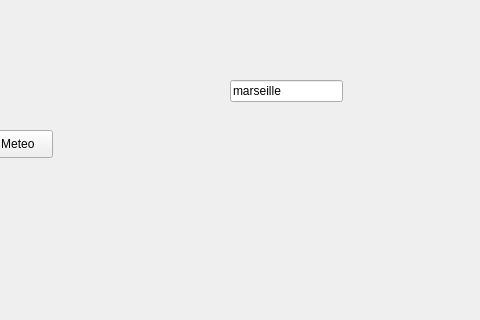
This is apiweb/mainwindow.ui in aiekick/ProjectStationMeteo as Qt 5 draws it before an edit; both pictures show x 320 to 800 and y 0 to 320 of the 800 by 600 pixel window. The edited form follows.
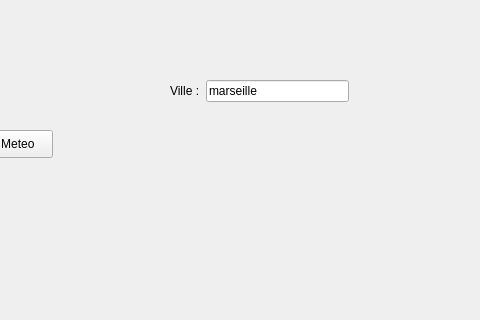
This is the edited form.

Commit message: creation classe recuperation donnee api openweathermap selon ville 2

What changed in the file:
```diff
--- a/apiweb/mainwindow.ui
+++ b/apiweb/mainwindow.ui
@@ -27,18 +27,31 @@
      <string>API Meteo</string>
     </property>
    </widget>
-   <widget class="QLineEdit" name="textville">
+   <widget class="QWidget" name="">
     <property name="geometry">
      <rect>
-      <x>550</x>
+      <x>490</x>
       <y>80</y>
-      <width>113</width>
-      <height>22</height>
+      <width>179</width>
+      <height>24</height>
      </rect>
     </property>
+    <layout class="QFormLayout" name="formLayout">
+     <item row="0" column="0">
+      <widget class="QLabel" name="label">
+       <property name="text">
+        <string>Ville :</string>
+       </property>
+      </widget>
+     </item>
+     <item row="0" column="1">
+      <widget class="QLineEdit" name="textville">
     <property name="text">
      <string>marseille</string>
     </property>
+      </widget>
+     </item>
+    </layout>
    </widget>
   </widget>
   <widget class="QMenuBar" name="menubar">
```
Lines whose indentation alone changed are shown as unchanged. The commit also changes 1 other file.
